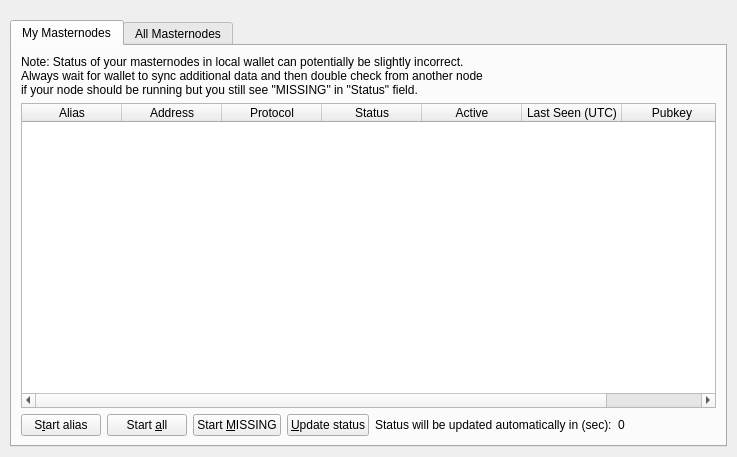
First picture: the form in src/qt/forms/masternodelist.ui, repository stakecube/stakecubecoin-archive, before the edit.
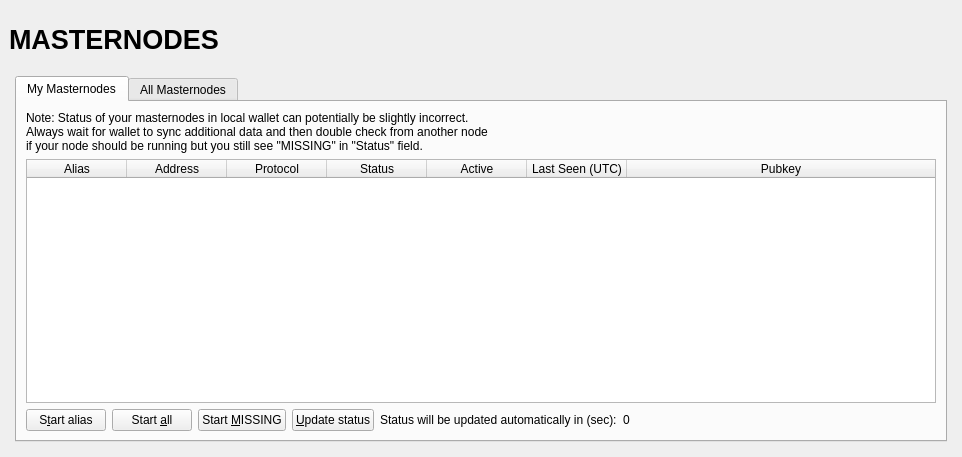
Second picture: the form after the edit.

Diff of the .ui file:
```diff
--- a/src/qt/forms/masternodelist.ui
+++ b/src/qt/forms/masternodelist.ui
@@ -6,44 +6,152 @@
    <rect>
     <x>0</x>
     <y>0</y>
-    <width>723</width>
+    <width>962</width>
     <height>457</height>
    </rect>
   </property>
   <property name="windowTitle">
    <string>Form</string>
   </property>
-  <layout class="QVBoxLayout" name="topLayout">
+  <layout class="QVBoxLayout" name="topLayout" stretch="0">
    <property name="leftMargin">
-    <number>10</number>
+    <number>9</number>
    </property>
    <property name="topMargin">
+    <number>9</number>
+   </property>
+   <property name="rightMargin">
+    <number>9</number>
+   </property>
+   <property name="bottomMargin">
+    <number>9</number>
+   </property>
+   <item>
+    <layout class="QVBoxLayout" name="verticalLayout_Master" stretch="0,1">
+     <property name="spacing">
     <number>0</number>
    </property>
+     <item>
+      <widget class="QFrame" name="frame_Header">
+       <layout class="QVBoxLayout" name="verticalLayout_4">
+        <property name="leftMargin">
+         <number>0</number>
+        </property>
+        <property name="topMargin">
+         <number>0</number>
+        </property>
    <property name="rightMargin">
-    <number>10</number>
+         <number>0</number>
    </property>
    <property name="bottomMargin">
-    <number>10</number>
+         <number>0</number>
    </property>
    <item>
+         <layout class="QHBoxLayout" name="horizontalLayout_Header" stretch="1,0,1">
+          <item>
+           <widget class="QLabel" name="labelOverviewHeaderLeft">
+            <property name="minimumSize">
+             <size>
+              <width>464</width>
+              <height>60</height>
+             </size>
+            </property>
+            <property name="maximumSize">
+             <size>
+              <width>16777215</width>
+              <height>60</height>
+             </size>
+            </property>
+            <property name="font">
+             <font>
+              <pointsize>20</pointsize>
+              <weight>75</weight>
+              <bold>true</bold>
+             </font>
+            </property>
+            <property name="text">
+             <string>MASTERNODES</string>
+            </property>
+           </widget>
+          </item>
+          <item>
+           <spacer name="horizontalSpacer">
+            <property name="orientation">
+             <enum>Qt::Horizontal</enum>
+            </property>
+            <property name="sizeHint" stdset="0">
+             <size>
+              <width>40</width>
+              <height>20</height>
+             </size>
+            </property>
+           </spacer>
+          </item>
+          <item>
+           <widget class="QLabel" name="labelOverviewHeaderRight">
+            <property name="minimumSize">
+             <size>
+              <width>464</width>
+              <height>61</height>
+             </size>
+            </property>
+            <property name="maximumSize">
+             <size>
+              <width>16777215</width>
+              <height>61</height>
+             </size>
+            </property>
+            <property name="font">
+             <font>
+              <pointsize>14</pointsize>
+             </font>
+            </property>
+            <property name="text">
+             <string/>
+            </property>
+            <property name="alignment">
+             <set>Qt::AlignRight|Qt::AlignTrailing|Qt::AlignVCenter</set>
+            </property>
+           </widget>
+          </item>
+         </layout>
+        </item>
+       </layout>
+      </widget>
+     </item>
+     <item>
+      <widget class="QFrame" name="frame_BG">
+       <layout class="QVBoxLayout" name="verticalLayout_3">
+        <property name="leftMargin">
+         <number>6</number>
+        </property>
+        <property name="topMargin">
+         <number>6</number>
+        </property>
+        <property name="rightMargin">
+         <number>6</number>
+        </property>
+        <property name="bottomMargin">
+         <number>6</number>
+        </property>
+        <item>
+         <widget class="QFrame" name="frame_Content">
     <layout class="QVBoxLayout" name="verticalLayout">
+           <property name="spacing">
+            <number>0</number>
+           </property>
+           <property name="leftMargin">
+            <number>0</number>
+           </property>
+           <property name="topMargin">
+            <number>0</number>
+           </property>
+           <property name="rightMargin">
+            <number>0</number>
+           </property>
      <property name="bottomMargin">
       <number>0</number>
      </property>
-     <item>
-      <spacer name="horizontalSpacer0">
-       <property name="orientation">
-        <enum>Qt::Horizontal</enum>
-       </property>
-       <property name="sizeHint" stdset="0">
-        <size>
-         <width>40</width>
-         <height>20</height>
-        </size>
-       </property>
-      </spacer>
-     </item>
      <item>
       <widget class="QTabWidget" name="tabWidget">
        <property name="currentIndex">
@@ -349,6 +457,12 @@
          </item>
         </layout>
        </widget>
+            </widget>
+           </item>
+          </layout>
+         </widget>
+        </item>
+       </layout>
       </widget>
      </item>
     </layout>
```
Left out of the diff: 6 changed lines with no effect on the pictures. Lines whose indentation alone changed are shown as unchanged.
